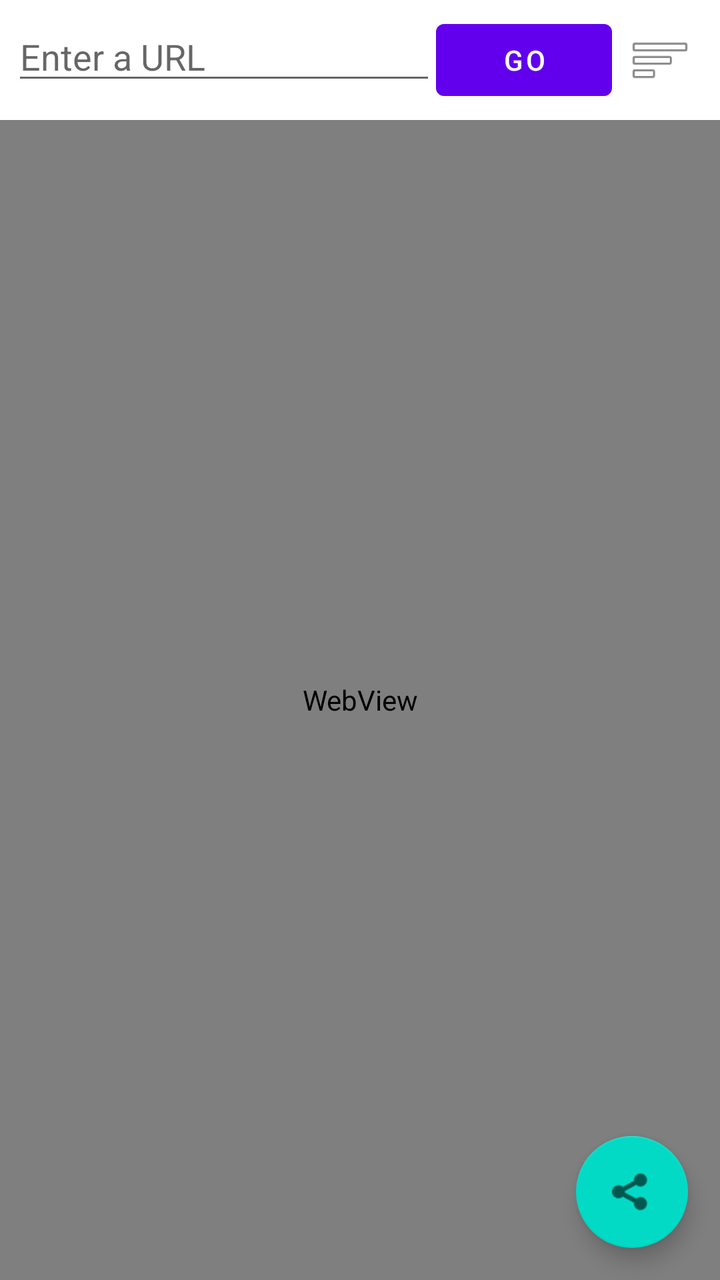
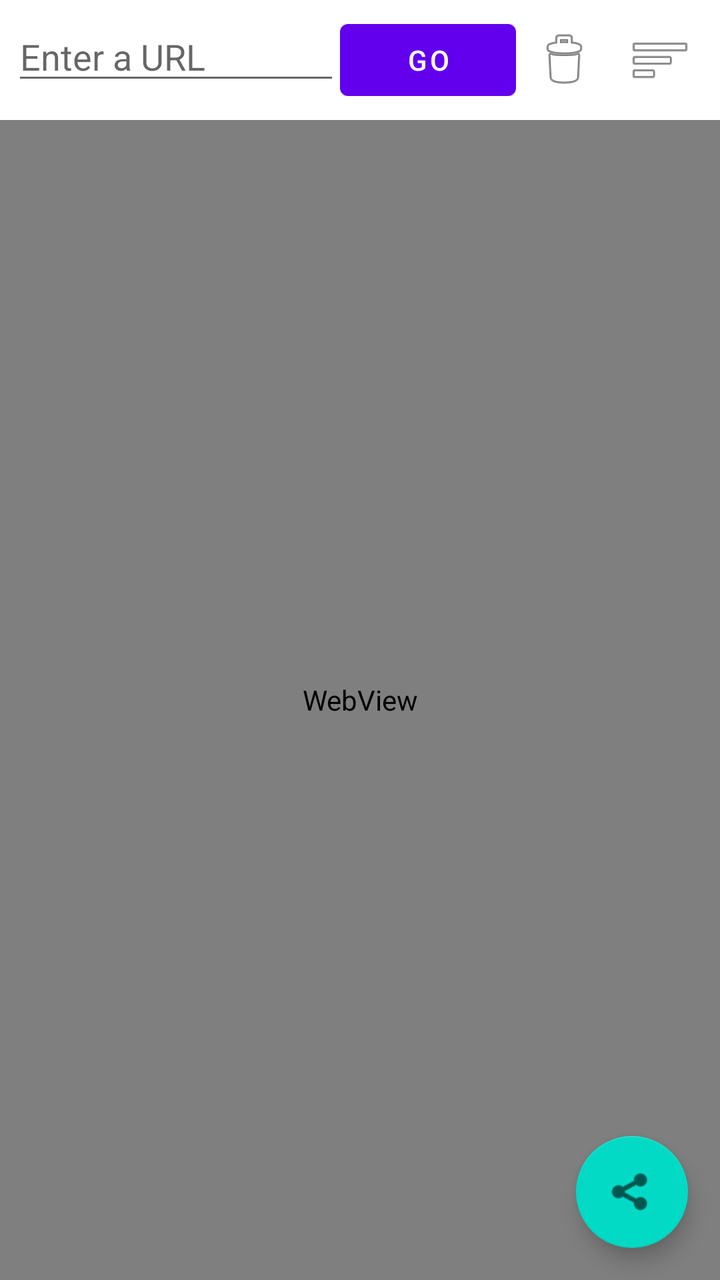

Before-and-after screenshots of an Android layout around one commit, followed by the original layout XML and the change that was made.
<!-- AndroidManifest.xml: activity theme Theme.CookiesExtractor -->
<!-- res/layout/activity_main.xml -->
<?xml version="1.0" encoding="utf-8"?>
<FrameLayout xmlns:android="http://schemas.android.com/apk/res/android"
    xmlns:app="http://schemas.android.com/apk/res-auto"
    xmlns:tools="http://schemas.android.com/tools"
    android:layout_width="match_parent"
    android:layout_height="match_parent"
    android:fitsSystemWindows="true"
    tools:context=".MainActivity">

    <LinearLayout
        android:layout_width="match_parent"
        android:layout_height="match_parent"
        android:orientation="vertical">

        
        <LinearLayout
            android:layout_width="match_parent"
            android:layout_height="wrap_content"
            android:orientation="horizontal"
            android:padding="6dp">

            <EditText
                android:id="@+id/url_field"
                android:layout_width="0dp"
                android:layout_height="wrap_content"
                android:layout_weight="1"
                android:hint="@string/url_hint"
                android:inputType="textUri"
                android:imeOptions="actionGo"
                android:maxLines="1" />

            <Button
                android:id="@+id/go_button"
                android:layout_width="wrap_content"
                android:layout_height="wrap_content"
                android:text="@string/go" />

            <ImageButton
                android:id="@+id/bookmarks_btn"
                android:layout_width="wrap_content"
                android:layout_height="wrap_content"
                android:background="?android:attr/selectableItemBackgroundBorderless"
                android:contentDescription="@string/bookmarks_btn_cd"
                android:minWidth="48dp"
                android:minHeight="48dp"
                android:src="@android:drawable/ic_menu_sort_by_size" />
        </LinearLayout>

        
        <WebView
            android:id="@+id/webview"
            android:layout_width="match_parent"
            android:layout_height="0dp"
            android:layout_weight="1" />

    </LinearLayout>

    
    <com.google.android.material.floatingactionbutton.FloatingActionButton
        android:id="@+id/share_fab"
        android:layout_width="wrap_content"
        android:layout_height="wrap_content"
        android:layout_gravity="bottom|end"
        android:layout_margin="16dp"
        android:contentDescription="@string/share_cd"
        app:srcCompat="@android:drawable/ic_menu_share" />

    
    <com.google.android.material.floatingactionbutton.FloatingActionButton
        android:id="@+id/capture_fab"
        android:layout_width="wrap_content"
        android:layout_height="wrap_content"
        android:layout_gravity="bottom|end"
        android:layout_marginEnd="16dp"
        android:layout_marginBottom="88dp"
        android:contentDescription="@string/share_capture_cd"
        android:visibility="gone"
        app:srcCompat="@android:drawable/ic_menu_send" />

</FrameLayout>
<!-- resources referenced by this layout -->
<resources>
  <string name="bookmarks_btn_cd">Open bookmarks</string>
  <string name="go">Go</string>
  <string name="share_capture_cd">Share captured OAuth tokens</string>
  <string name="share_cd">Extract and share session cookies</string>
  <string name="url_hint">Enter a URL</string>
  <style name="Theme.CookiesExtractor" parent="Theme.MaterialComponents.DayNight.NoActionBar" />
</resources>

<!-- the commit's change to res/layout/activity_main.xml (unified diff, before → after) -->
@@ -34,6 +34,17 @@
                 android:layout_width="wrap_content"
                 android:layout_height="wrap_content"
                 android:text="@string/go" />
+
+            
+            <ImageButton
+                android:id="@+id/clear_session_btn"
+                android:layout_width="wrap_content"
+                android:layout_height="wrap_content"
+                android:background="?android:attr/selectableItemBackgroundBorderless"
+                android:contentDescription="@string/clear_session_btn_cd"
+                android:minWidth="48dp"
+                android:minHeight="48dp"
+                android:src="@android:drawable/ic_menu_delete" />
 
             <ImageButton
                 android:id="@+id/bookmarks_btn"
<!-- resource entries referenced after the edit -->
@@ -1,6 +1,7 @@
 <!-- resources referenced by this layout -->
 <resources>
   <string name="bookmarks_btn_cd">Open bookmarks</string>
+  <string name="clear_session_btn_cd">Clear cookies and session storage</string>
   <string name="go">Go</string>
   <string name="share_capture_cd">Share captured OAuth tokens</string>
   <string name="share_cd">Extract and share session cookies</string>
